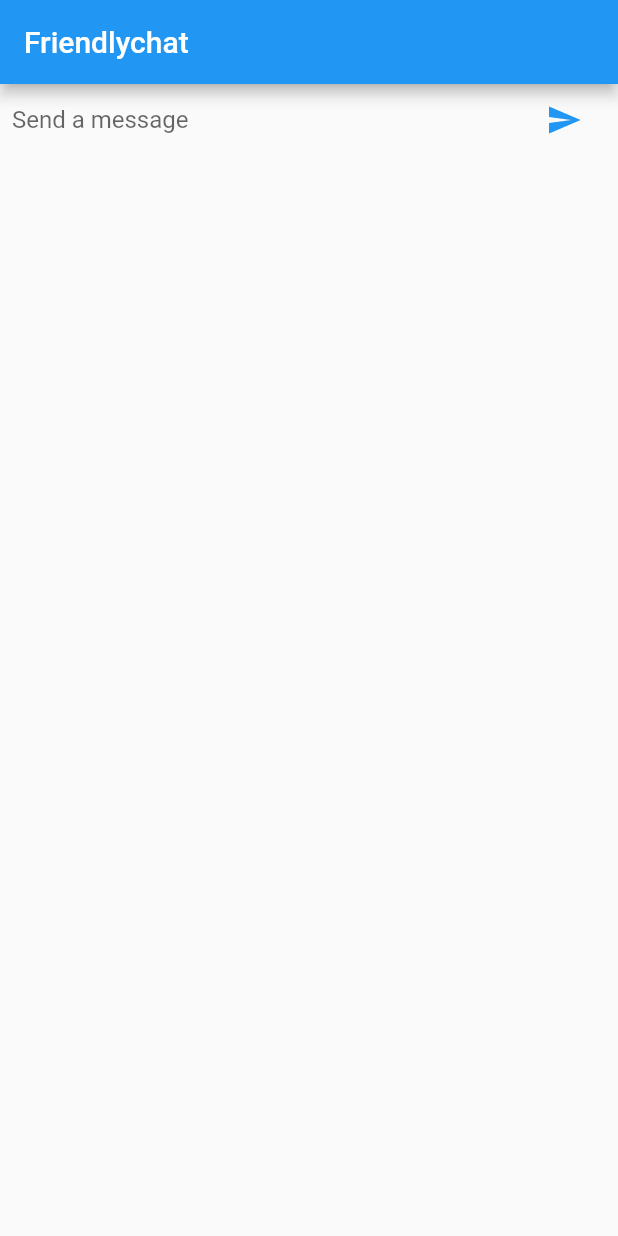
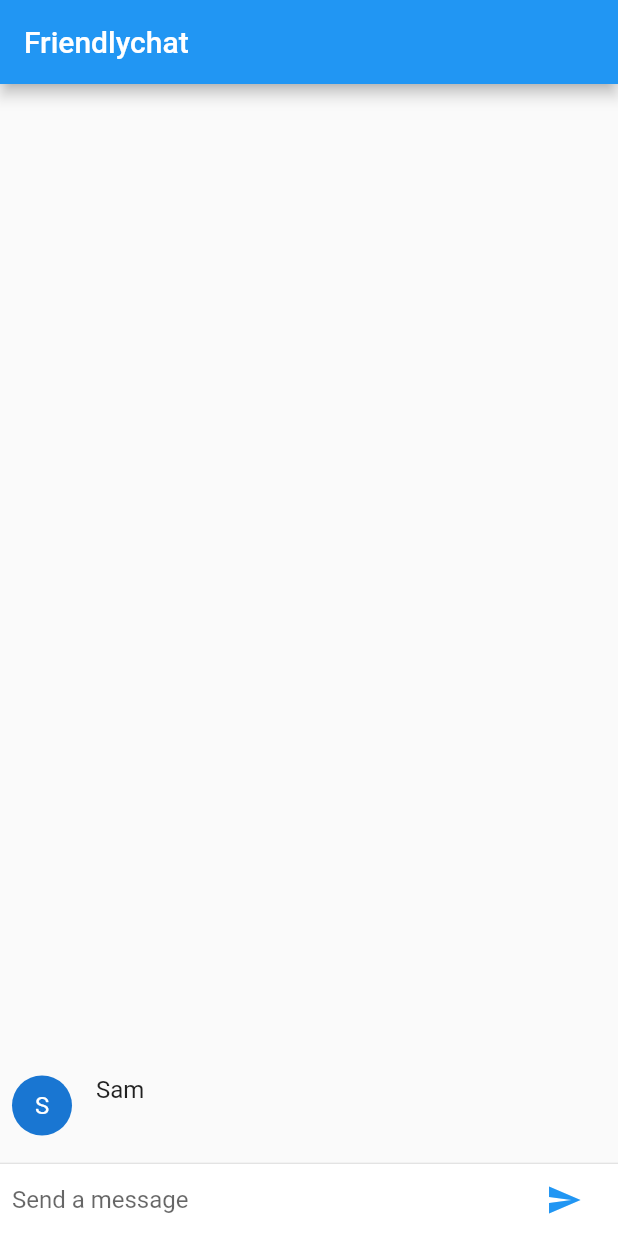
Before and after one commit to McSam27/flutter-chat-google-codelab, a Flutter app: the screen it shows after launch, after a tap on the "send" icon, on a phone screen of 412 x 824 dp. Run offline on Flutter 3.47's test engine with Material 2 defaults, Android fonts, the phone set to English and light mode, and no system bars.

```diff
--- a/lib/main.dart
+++ b/lib/main.dart
@@ -22,10 +22,17 @@ class ChatScreen extends StatefulWidget {
 }
 
 class ChatScreenState extends State<ChatScreen> {
+  final List<ChatMessage> _messages = <ChatMessage>[];
   final TextEditingController _textController = new TextEditingController();
 
   void _handleSubmitted(String text) {
     _textController.clear();
+    ChatMessage message = new ChatMessage(
+      text: text,
+    );
+    setState(() {
+          _messages.insert(0, message);
+        });
   }
 
   Widget _buildTextComposer() {
@@ -59,7 +66,58 @@ class ChatScreenState extends State<ChatScreen> {
   Widget build(BuildContext context) {
     return new Scaffold(
       appBar: new AppBar(title: new Text('Friendlychat')),
-      body: _buildTextComposer(),
+      body: new Column(
+        children: <Widget>[
+          new Flexible (
+              child: new ListView.builder(
+                padding: new EdgeInsets.all(8.0),
+                reverse: true,
+                itemBuilder: (_, int index) => _messages[index],
+                itemCount: _messages.length,
+              )
+          ),
+          new Divider(height: 1.0),
+          new Container(
+            decoration: new BoxDecoration(
+              color: Theme.of(context).cardColor
+            ),
+            child: _buildTextComposer(),
+          )
+        ],
+      )
     );
   }
 }
+
+// building a ChatMessage widget
+class ChatMessage extends StatelessWidget {
+  ChatMessage({this.text});
+  final String text;
+  static const String _name = "Sam";
+
+  @override
+  Widget build(BuildContext context) {
+    return new Container(
+      margin: const EdgeInsets.symmetric(vertical: 10.0),
+      child: new Row(
+        crossAxisAlignment: CrossAxisAlignment.start,
+        children: <Widget>[
+          new Container(
+            margin: const EdgeInsets.only(right: 16.0),
+            child: new CircleAvatar(child: new Text(_name[0])),
+          ),
+          new Column(
+            crossAxisAlignment: CrossAxisAlignment.start,
+            children: <Widget>[
+              new Text(_name, style: Theme.of(context).textTheme.subhead),
+              new Container(
+                margin: const EdgeInsets.only(top: 0),
+                child: new Text(text)
+              )
+            ]
+          )
+        ]
+      )
+    );
+  }
+}
```
